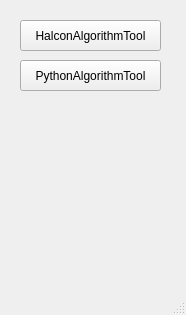
The window that mainwindow.ui (Hejet1/AlgorithmTool) describes before a commit, drawn with Qt 5.
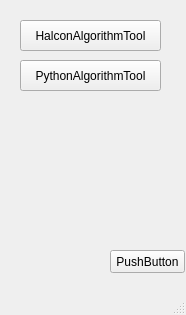
The same window after the commit.

What changed in the file:
```diff
--- a/mainwindow.ui
+++ b/mainwindow.ui
@@ -40,6 +40,19 @@
      <string>PythonAlgorithmTool</string>
     </property>
    </widget>
+   <widget class="QPushButton" name="pushButton">
+    <property name="geometry">
+     <rect>
+      <x>110</x>
+      <y>250</y>
+      <width>75</width>
+      <height>23</height>
+     </rect>
+    </property>
+    <property name="text">
+     <string>PushButton</string>
+    </property>
+   </widget>
   </widget>
   <widget class="QMenuBar" name="menubar">
    <property name="geometry">
```
